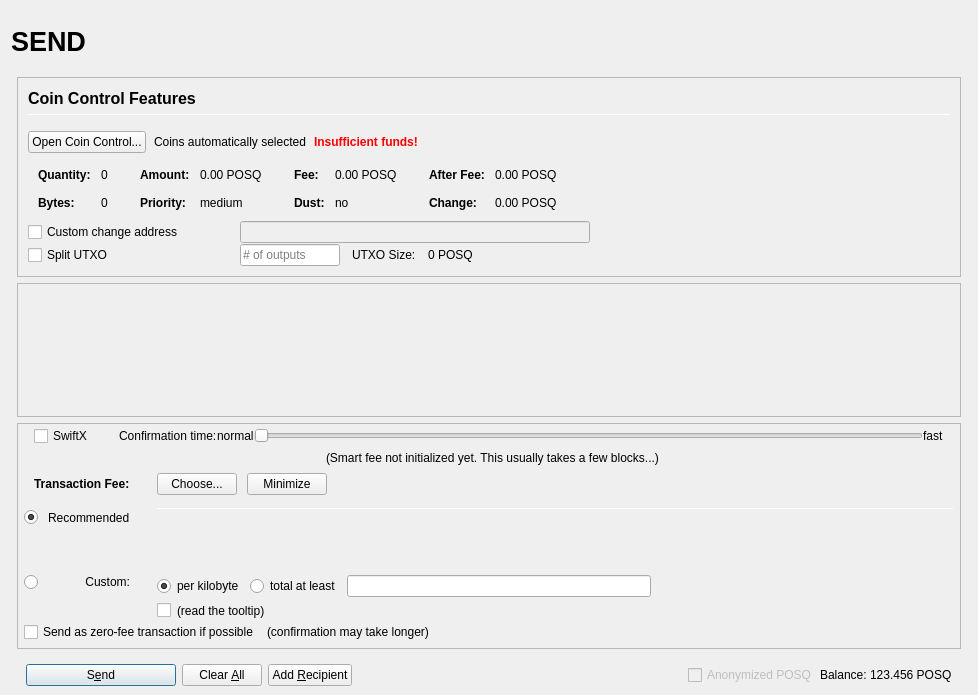
This is src/qt/forms/sendcoinsdialog.ui in sicXnull/TEST2 as Qt 5 draws it before an edit. The edited form follows.
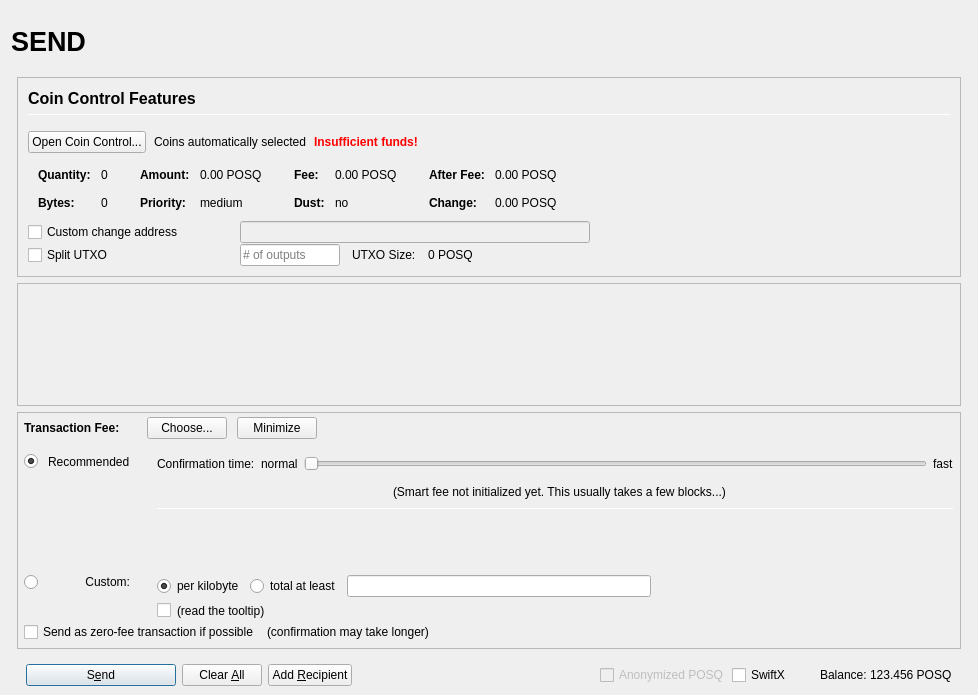
This is the edited form. Icons and pictures are not drawn. Custom widgets are drawn as their Qt base class.

Diff of the .ui file:
```diff
--- a/src/qt/forms/sendcoinsdialog.ui
+++ b/src/qt/forms/sendcoinsdialog.ui
@@ -898,7 +898,7 @@
              <x>0</x>
              <y>0</y>
              <width>944</width>
-             <height>69</height>
+             <height>68</height>
             </rect>
            </property>
            <layout class="QVBoxLayout" name="verticalLayout_2" stretch="0,1">
@@ -975,7 +975,7 @@
             <number>0</number>
            </property>
            <item>
-            <layout class="QVBoxLayout" name="verticalLayoutFee2" stretch="0,0,0,0">
+            <layout class="QVBoxLayout" name="verticalLayoutFee2" stretch="0,0,0">
              <property name="spacing">
               <number>0</number>
              </property>
@@ -988,179 +988,8 @@
              <property name="rightMargin">
               <number>6</number>
              </property>
-             <item>
-              <layout class="QVBoxLayout" name="verticalLayout_feeConf">
-               <property name="spacing">
-                <number>0</number>
-               </property>
-               <property name="leftMargin">
-                <number>10</number>
-               </property>
-               <property name="rightMargin">
-                <number>10</number>
-               </property>
-               <property name="bottomMargin">
-                <number>5</number>
-               </property>
-               <item>
-                <layout class="QHBoxLayout" name="horizontalLayoutFee9">
-                 <item>
-                  <widget class="QCheckBox" name="checkSwiftTX">
-                   <property name="enabled">
-                    <bool>true</bool>
-                   </property>
-                   <property name="minimumSize">
-                    <size>
-                     <width>85</width>
-                     <height>0</height>
-                    </size>
-                   </property>
-                   <property name="toolTip">
-                    <string>SwiftX technology allows for near instant transactions - A flat fee of 0.01 POSQ applies</string>
-                   </property>
-                   <property name="text">
-                    <string>SwiftX</string>
-                   </property>
-                  </widget>
-                 </item>
-                 <item>
-                  <widget class="QLabel" name="labelSmartFee3">
-                   <property name="text">
-                    <string>Confirmation time:</string>
-                   </property>
-                   <property name="margin">
-                    <number>2</number>
-                   </property>
-                  </widget>
-                 </item>
-                 <item>
-                  <widget class="QLabel" name="labelSmartFeeNormal">
-                   <property name="text">
-                    <string>normal</string>
-                   </property>
-                   <property name="margin">
-                    <number>8</number>
-                   </property>
-                  </widget>
-                 </item>
-                 <item>
-                  <widget class="QSlider" name="sliderSmartFee">
-                   <property name="minimumSize">
-                    <size>
-                     <width>0</width>
-                     <height>24</height>
-                    </size>
-                   </property>
-                   <property name="minimum">
-                    <number>0</number>
-                   </property>
-                   <property name="maximum">
-                    <number>24</number>
-                   </property>
-                   <property name="pageStep">
-                    <number>1</number>
-                   </property>
-                   <property name="value">
-                    <number>0</number>
-                   </property>
-                   <property name="orientation">
-                    <enum>Qt::Horizontal</enum>
-                   </property>
-                   <property name="invertedAppearance">
-                    <bool>false</bool>
-                   </property>
-                   <property name="invertedControls">
-                    <bool>false</bool>
-                   </property>
-                   <property name="tickPosition">
-                    <enum>QSlider::NoTicks</enum>
-                   </property>
-                  </widget>
-                 </item>
-                 <item>
-                  <widget class="QLabel" name="labelSmartFeeFast">
-                   <property name="text">
-                    <string>fast</string>
-                   </property>
-                   <property name="margin">
-                    <number>8</number>
-                   </property>
-                  </widget>
-                 </item>
-                </layout>
-               </item>
-               <item>
-                <layout class="QHBoxLayout" name="horizontalLayout_recommended_texts">
-                 <property name="spacing">
-                  <number>0</number>
-                 </property>
-                 <item>
-                  <spacer name="horizontalSpacer_8">
-                   <property name="orientation">
-                    <enum>Qt::Horizontal</enum>
-                   </property>
-                   <property name="sizeHint" stdset="0">
-                    <size>
-                     <width>40</width>
-                     <height>20</height>
-                    </size>
-                   </property>
-                  </spacer>
-                 </item>
-                 <item>
-                  <widget class="QLabel" name="labelFeeEstimation">
-                   <property name="text">
-                    <string/>
-                   </property>
-                   <property name="margin">
-                    <number>2</number>
-                   </property>
-                  </widget>
-                 </item>
-                 <item>
-                  <widget class="QLabel" name="labelSmartFee2">
-                   <property name="text">
-                    <string>(Smart fee not initialized yet. This usually takes a few blocks...)</string>
-                   </property>
-                   <property name="alignment">
-                    <set>Qt::AlignLeading|Qt::AlignLeft|Qt::AlignVCenter</set>
-                   </property>
-                   <property name="wordWrap">
-                    <bool>false</bool>
-                   </property>
-                   <property name="margin">
-                    <number>2</number>
-                   </property>
-                   <property name="indent">
-                    <number>-1</number>
-                   </property>
-                  </widget>
-                 </item>
-                 <item>
-                  <spacer name="horizontalSpacer_3">
-                   <property name="orientation">
-                    <enum>Qt::Horizontal</enum>
-                   </property>
-                   <property name="sizeHint" stdset="0">
-                    <size>
-                     <width>40</width>
-                     <height>20</height>
-                    </size>
-                   </property>
-                  </spacer>
-                 </item>
-                </layout>
-               </item>
-              </layout>
-             </item>
              <item>
               <layout class="QHBoxLayout" name="horizontalLayoutFee1">
-               <property name="leftMargin">
-                <number>10</number>
-               </property>
-               <property name="rightMargin">
-                <number>10</number>
-               </property>
                <property name="bottomMargin">
                 <number>0</number>
                </property>
@@ -1169,6 +998,22 @@
                  <property name="spacing">
                   <number>0</number>
                  </property>
+                 <item>
+                  <spacer name="verticalSpacerSmartFee">
+                   <property name="orientation">
+                    <enum>Qt::Vertical</enum>
+                   </property>
+                   <property name="sizeType">
+                    <enum>QSizePolicy::Fixed</enum>
+                   </property>
+                   <property name="sizeHint" stdset="0">
+                    <size>
+                     <width>1</width>
+                     <height>4</height>
+                    </size>
+                   </property>
+                  </spacer>
+                 </item>
                  <item>
                   <layout class="QHBoxLayout" name="horizontalLayoutSmartFee">
                    <property name="spacing">
@@ -1468,7 +1313,7 @@
                    </widget>
                   </item>
                   <item row="0" column="4" rowspan="3">
-                   <layout class="QVBoxLayout" name="verticalLayoutFee3" stretch="0,0,0,0">
+                   <layout class="QVBoxLayout" name="verticalLayoutFee3" stretch="0,0,0,0,1,0">
                     <property name="spacing">
                      <number>6</number>
                     </property>
@@ -1478,6 +1323,133 @@
                     <property name="bottomMargin">
                      <number>20</number>
                     </property>
+                    <item>
+                     <layout class="QHBoxLayout" name="horizontalLayoutFee9">
+                      <item>
+                       <widget class="QLabel" name="labelSmartFee3">
+                        <property name="text">
+                         <string>Confirmation time:</string>
+                        </property>
+                        <property name="margin">
+                         <number>2</number>
+                        </property>
+                       </widget>
+                      </item>
+                      <item>
+                       <widget class="QLabel" name="labelSmartFeeNormal">
+                        <property name="text">
+                         <string>normal</string>
+                        </property>
+                        <property name="margin">
+                         <number>2</number>
+                        </property>
+                       </widget>
+                      </item>
+                      <item>
+                       <widget class="QSlider" name="sliderSmartFee">
+                        <property name="minimumSize">
+                         <size>
+                          <width>0</width>
+                          <height>24</height>
+                         </size>
+                        </property>
+                        <property name="minimum">
+                         <number>0</number>
+                        </property>
+                        <property name="maximum">
+                         <number>24</number>
+                        </property>
+                        <property name="pageStep">
+                         <number>1</number>
+                        </property>
+                        <property name="value">
+                         <number>0</number>
+                        </property>
+                        <property name="orientation">
+                         <enum>Qt::Horizontal</enum>
+                        </property>
+                        <property name="invertedAppearance">
+                         <bool>false</bool>
+                        </property>
+                        <property name="invertedControls">
+                         <bool>false</bool>
+                        </property>
+                        <property name="tickPosition">
+                         <enum>QSlider::NoTicks</enum>
+                        </property>
+                       </widget>
+                      </item>
+                      <item>
+                       <widget class="QLabel" name="labelSmartFeeFast">
+                        <property name="text">
+                         <string>fast</string>
+                        </property>
+                       </widget>
+                      </item>
+                     </layout>
+                    </item>
+                    <item>
+                     <layout class="QHBoxLayout" name="horizontalLayout_recommended_texts">
+                      <property name="spacing">
+                       <number>0</number>
+                      </property>
+                      <item>
+                       <spacer name="horizontalSpacer_8">
+                        <property name="orientation">
+                         <enum>Qt::Horizontal</enum>
+                        </property>
+                        <property name="sizeHint" stdset="0">
+                         <size>
+                          <width>40</width>
+                          <height>20</height>
+                         </size>
+                        </property>
+                       </spacer>
+                      </item>
+                      <item>
+                       <widget class="QLabel" name="labelFeeEstimation">
+                        <property name="text">
+                         <string/>
+                        </property>
+                        <property name="margin">
+                         <number>2</number>
+                        </property>
+                       </widget>
+                      </item>
+                      <item>
+                       <widget class="QLabel" name="labelSmartFee2">
+                        <property name="text">
+                         <string>(Smart fee not initialized yet. This usually takes a few blocks...)</string>
+                        </property>
+                        <property name="alignment">
+                         <set>Qt::AlignLeading|Qt::AlignLeft|Qt::AlignVCenter</set>
+                        </property>
+                        <property name="wordWrap">
+                         <bool>false</bool>
+                        </property>
+                        <property name="margin">
+                         <number>2</number>
+                        </property>
+                        <property name="indent">
+                         <number>-1</number>
+                        </property>
+                       </widget>
+                      </item>
+                      <item>
+                       <spacer name="horizontalSpacer_3">
+                        <property name="orientation">
+                         <enum>Qt::Horizontal</enum>
+                        </property>
+                        <property name="sizeHint" stdset="0">
+                         <size>
+                          <width>40</width>
+                          <height>20</height>
+                         </size>
+                        </property>
+                       </spacer>
+                      </item>
+                     </layout>
+                    </item>
                     <item>
                      <widget class="Line" name="line_2">
                       <property name="minimumSize">
@@ -1718,6 +1690,22 @@
                </property>
               </widget>
              </item>
+             <item>
+              <widget class="QCheckBox" name="checkSwiftTX">
+               <property name="enabled">
+                <bool>true</bool>
+               </property>
+               <property name="minimumSize">
+                <size>
+                 <width>85</width>
+                 <height>0</height>
+                </size>
+               </property>
+               <property name="text">
+                <string>SwiftX</string>
+               </property>
+              </widget>
+             </item>
              <item>
               <widget class="QLabel" name="label">
                <property name="text">
```
Left out of the diff: 46 changed lines with no effect on the pictures.
